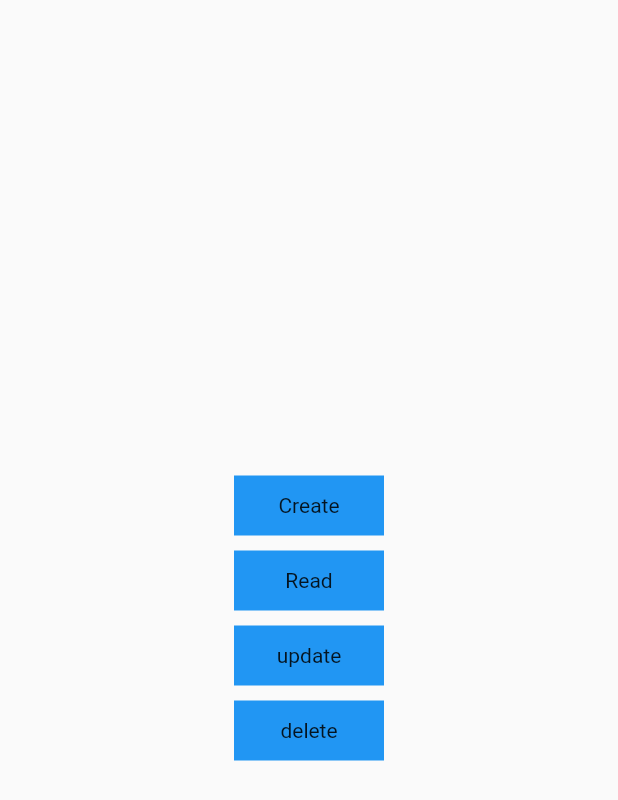
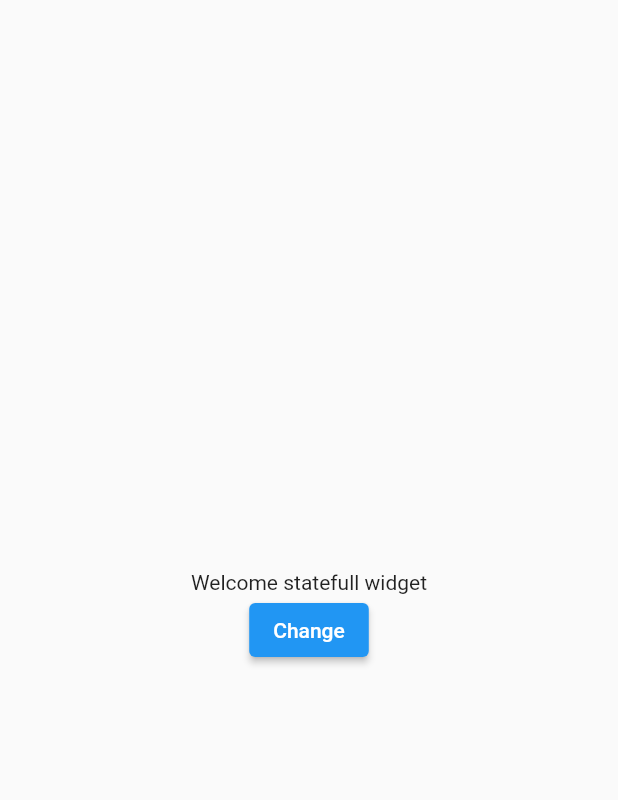
Before and after one commit to rafisgithub/flutter, a Flutter app: the screen it shows after launch, on a phone screen of 412 x 824 dp. Shown: the top 800 px of the screen. Run offline on Flutter 3.47's test engine with Material 2 defaults, Android fonts, the phone set to English and light mode, and no system bars; missing offline and left inert: dart:ffi.

Commit message:
statefull widget

```diff
--- a/lib/main.dart
+++ b/lib/main.dart
@@ -2,64 +2,47 @@ import 'dart:ffi';
 
 import 'package:flutter/material.dart';
 
-void main(){
-  runApp(
-    MaterialApp(
+void main() {
+  runApp(MaterialApp(
     title: "first app",
-      home: Scaffold(
-        body: MyApp()
-      ),
-    )
-  );
+    home: Scaffold(body: MyApp2()),
+  ));
 }
 
-class MyApp extends StatelessWidget {
+class MyApp2 extends StatefulWidget {
+  const MyApp2({super.key});
+
+  @override
+  State<MyApp2> createState() => _MyApp2State();
+}
+
+class _MyApp2State extends State<MyApp2> {
+  String txt = "";
+  @override
+  void initState() {
+    txt = "Welcome statefull widget";
+    super.initState();
+  }
+
   @override
   Widget build(BuildContext context) {
-
-    return Center(
+    return Container(
+      child: Center(
         child: Column(
           mainAxisAlignment: MainAxisAlignment.center,
           children: [
-            CustomButton("Create"),
-            SizedBox(
-              height: 10,
-              ),
-             CustomButton("Read"),
-             SizedBox(
-              height: 10,
-             ),
-              CustomButton("update"),
-              SizedBox(
-                height: 10,
-              ),
-               CustomButton("delete"),
-          ],)
-        );
+          Text(txt),
+         ElevatedButton(onPressed: (){
 
-  }
-}
-
-
-class CustomButton extends StatelessWidget {
-  final String title;
-  CustomButton(this.title);
-  @override
-  Widget build(BuildContext context) {
-    return InkWell(
-      onTap: () {
-        print("onTap");
+          setState(() {
+            txt = "I am statefull wigdet";
+          });
+          print("OnPressed $txt");
          },
-      child: Container(
-        height: 40,
-        width: 100,
-        decoration: BoxDecoration(
-          shape: BoxShape.rectangle,
-          color: Colors.blue
-        ),
-        child: Center(child: Text(title)),
+         child: Text("Change")
+         )
+        ]),
       ),
     );
   }
-
 }
```
Lines whose indentation alone changed are shown as unchanged.
